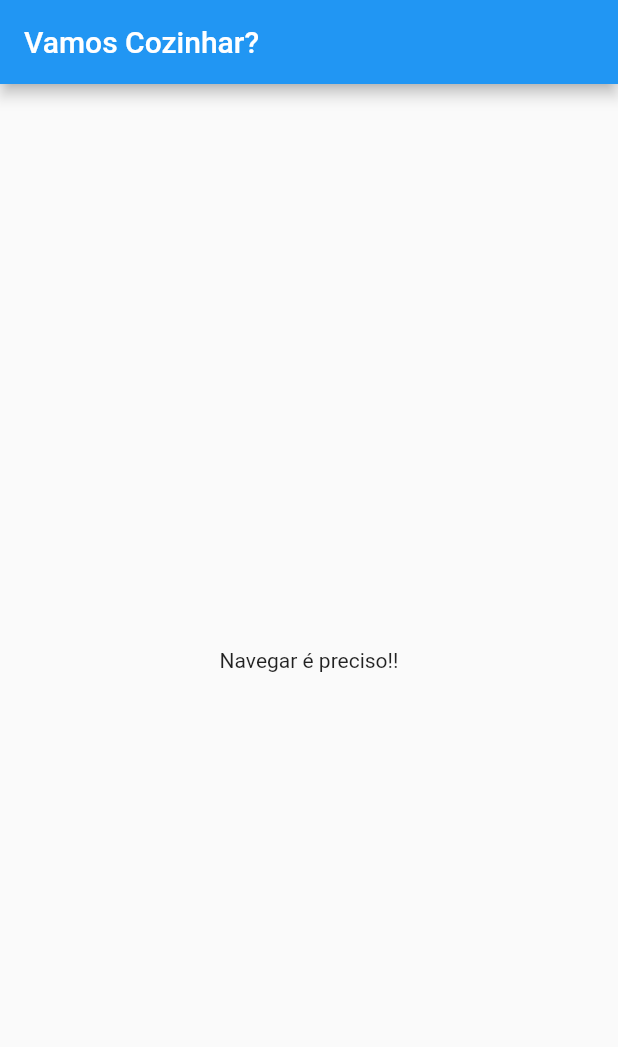
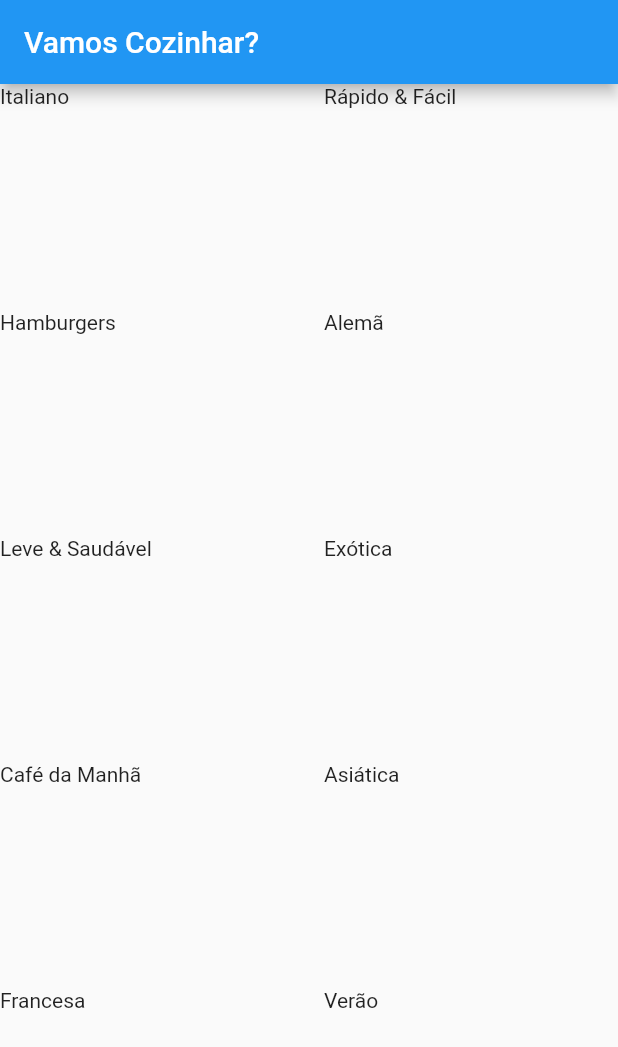
Before and after one commit to enilsonfilho/restaurant-app, a Flutter app: the screen it shows after launch, on a phone screen of 412 x 824 dp. Shown: the top 1047 px of the screen. Run offline on Flutter 3.47's test engine with Material 2 defaults, Android fonts, the light colour scheme and no system bars.

Commit message:
feat: add GridView

```diff
--- /dev/null
+++ b/lib/components/category_item.dart
@@ -0,0 +1,18 @@
+import 'package:app_restaurante/models/category.dart';
+import 'package:flutter/material.dart';
+
+class CategoryItem extends StatelessWidget {
+
+  final Category category;
+
+  const CategoryItem(this.category);
+
+  @override
+  Widget build(BuildContext context) {
+    return Container(
+      child: Text(
+        category.title,
+      ),
+    );
+  }
+}
--- /dev/null
+++ b/lib/data/dummy_data.dart
@@ -0,0 +1,56 @@
+import 'package:app_restaurante/models/category.dart';
+import 'package:flutter/material.dart';
+
+// ignore: constant_identifier_names
+const DUMMY_CATEGORIES = [
+  Category(
+    id: 'c1',
+    title: 'Italiano',
+    color: Colors.purple,
+  ),
+  Category(
+    id: 'c2',
+    title: 'Rápido & Fácil',
+    color: Colors.red,
+  ),
+  Category(
+    id: 'c3',
+    title: 'Hamburgers',
+    color: Colors.orange,
+  ),
+  Category(
+    id: 'c4',
+    title: 'Alemã',
+    color: Colors.amber,
+  ),
+  Category(
+    id: 'c5',
+    title: 'Leve & Saudável',
+    color: Colors.indigo,
+  ),
+  Category(
+    id: 'c6',
+    title: 'Exótica',
+    color: Colors.green,
+  ),
+  Category(
+    id: 'c7',
+    title: 'Café da Manhã',
+    color: Colors.lightBlue,
+  ),
+  Category(
+    id: 'c8',
+    title: 'Asiática',
+    color: Colors.lightGreen,
+  ),
+  Category(
+    id: 'c9',
+    title: 'Francesa',
+    color: Colors.pink,
+  ),
+  Category(
+    id: 'c10',
+    title: 'Verão',
+    color: Colors.teal,
+  ),
+];
--- a/lib/main.dart
+++ b/lib/main.dart
@@ -1,3 +1,4 @@
+import 'package:app_restaurante/screens/categories_screen.dart';
 import 'package:flutter/material.dart';
 
 void main() => runApp(MyApp());
@@ -10,26 +11,7 @@
       theme: ThemeData(
         primarySwatch: Colors.blue,
       ),
-      home: MyHomePage(),
+      home: CategoriesScreen(),
     );
   }
 }
-
-class MyHomePage extends StatefulWidget {
-  @override
-  _MyHomePageState createState() => _MyHomePageState();
-}
-
-class _MyHomePageState extends State<MyHomePage> {
-  @override
-  Widget build(BuildContext context) {
-    return Scaffold(
-      appBar: AppBar(
-        title: Text('Vamos Cozinhar?'),
-      ),
-      body: Center(
-        child: Text('Navegar é preciso!!'),
-      ),
-    );
-  }
-}
--- /dev/null
+++ b/lib/screens/categories_screen.dart
@@ -0,0 +1,26 @@
+import 'package:app_restaurante/components/category_item.dart';
+import 'package:app_restaurante/data/dummy_data.dart';
+import 'package:flutter/material.dart';
+
+class CategoriesScreen extends StatelessWidget {
+
+  @override
+  Widget build(BuildContext context) {
+    return Scaffold(
+      appBar: AppBar(
+        title: Text('Vamos Cozinhar?')
+      ),
+      body: GridView(
+        gridDelegate: const SliverGridDelegateWithMaxCrossAxisExtent(
+          maxCrossAxisExtent: 200,
+          childAspectRatio: 1.5,
+          crossAxisSpacing: 20,
+          mainAxisSpacing: 20,
+        ),
+        children: DUMMY_CATEGORIES.map((cat) {
+          return CategoryItem(cat);
+        }).toList(),
+      ),
+    );
+  }
+}
```
